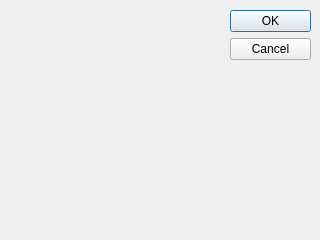
Old version of the form Qt_example/ejemplo/dia_div.ui in the repository alxperezECI/ALSE_2420.
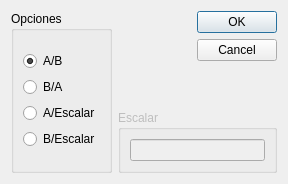
New version of the form.

Commit message: Adicionando al proyecto la ventana de diálogo secundaria.

The edit to the form file:
```diff
--- a/Qt_example/ejemplo/dia_div.ui
+++ b/Qt_example/ejemplo/dia_div.ui
@@ -5,29 +5,113 @@
    <rect>
     <x>0</x>
     <y>0</y>
-    <width>320</width>
-    <height>240</height>
+    <width>288</width>
+    <height>184</height>
    </rect>
   </property>
   <property name="windowTitle">
    <string>Dialog</string>
   </property>
-  <widget class="QDialogButtonBox" name="buttonBox">
-   <property name="geometry">
-    <rect>
-     <x>230</x>
-     <y>10</y>
-     <width>81</width>
-     <height>221</height>
-    </rect>
-   </property>
-   <property name="orientation">
-    <enum>Qt::Vertical</enum>
-   </property>
-   <property name="standardButtons">
-    <set>QDialogButtonBox::Cancel|QDialogButtonBox::Ok</set>
-   </property>
-  </widget>
+  <layout class="QGridLayout" name="gridLayout_3">
+   <item row="0" column="0">
+    <layout class="QHBoxLayout" name="horizontalLayout_2">
+     <item>
+      <widget class="QGroupBox" name="groupBox">
+       <property name="title">
+        <string>Opciones</string>
+       </property>
+       <layout class="QGridLayout" name="gridLayout_2">
+        <item row="0" column="0">
+         <layout class="QVBoxLayout" name="verticalLayout_2">
+          <item>
+           <widget class="QRadioButton" name="rb_AB">
+            <property name="text">
+             <string>A/B</string>
+            </property>
+            <property name="checked">
+             <bool>true</bool>
+            </property>
+           </widget>
+          </item>
+          <item>
+           <widget class="QRadioButton" name="rb_BA">
+            <property name="text">
+             <string>B/A</string>
+            </property>
+           </widget>
+          </item>
+          <item>
+           <widget class="QRadioButton" name="rb_AE">
+            <property name="text">
+             <string>A/Escalar</string>
+            </property>
+           </widget>
+          </item>
+          <item>
+           <widget class="QRadioButton" name="rb_BE">
+            <property name="text">
+             <string>B/Escalar</string>
+            </property>
+           </widget>
+          </item>
+         </layout>
+        </item>
+       </layout>
+      </widget>
+     </item>
+     <item>
+      <layout class="QVBoxLayout" name="verticalLayout">
+       <item>
+        <layout class="QHBoxLayout" name="horizontalLayout">
+         <item>
+          <spacer name="horizontalSpacer">
+           <property name="orientation">
+            <enum>Qt::Horizontal</enum>
+           </property>
+           <property name="sizeHint" stdset="0">
+            <size>
+             <width>40</width>
+             <height>20</height>
+            </size>
+           </property>
+          </spacer>
+         </item>
+         <item>
+          <widget class="QDialogButtonBox" name="buttonBox">
+           <property name="orientation">
+            <enum>Qt::Vertical</enum>
+           </property>
+           <property name="standardButtons">
+            <set>QDialogButtonBox::Cancel|QDialogButtonBox::Ok</set>
+           </property>
+          </widget>
+         </item>
+        </layout>
+       </item>
+       <item>
+        <widget class="QGroupBox" name="gb_Escalar">
+         <property name="enabled">
+          <bool>false</bool>
+         </property>
+         <property name="title">
+          <string>Escalar</string>
+         </property>
+         <layout class="QGridLayout" name="gridLayout">
+          <item row="0" column="0">
+           <widget class="QLineEdit" name="txt_Escalar">
+            <property name="readOnly">
+             <bool>false</bool>
+            </property>
+           </widget>
+          </item>
+         </layout>
+        </widget>
+       </item>
+      </layout>
+     </item>
+    </layout>
+   </item>
+  </layout>
  </widget>
  <resources/>
  <connections>
```
Left out of the diff: 3 changed lines with no effect on the pictures. The commit also changes 3 other files.
